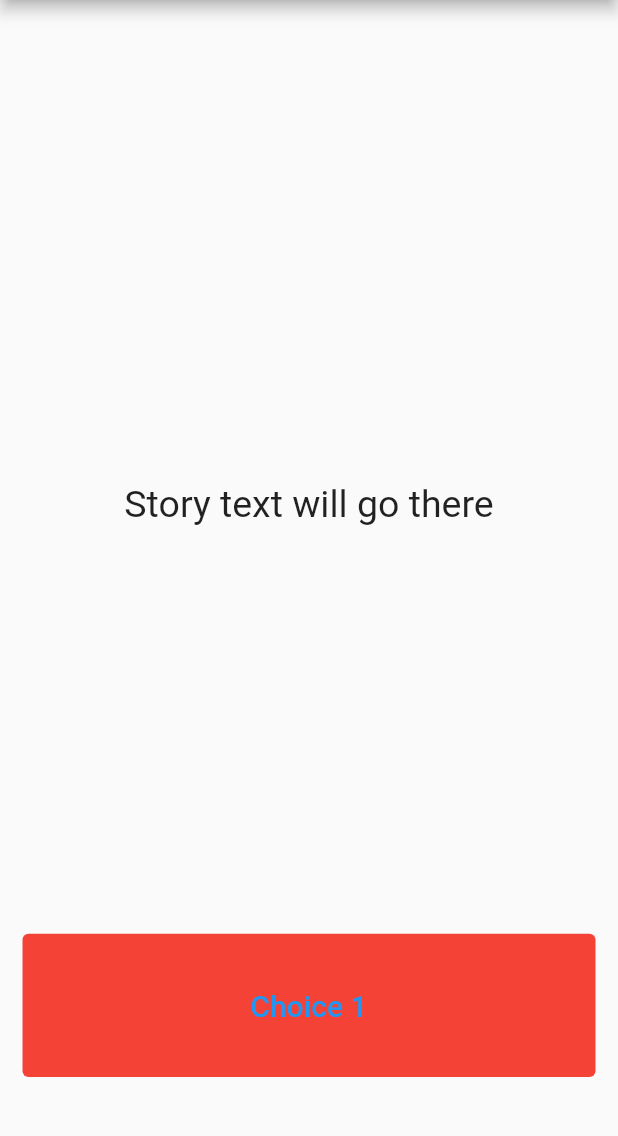
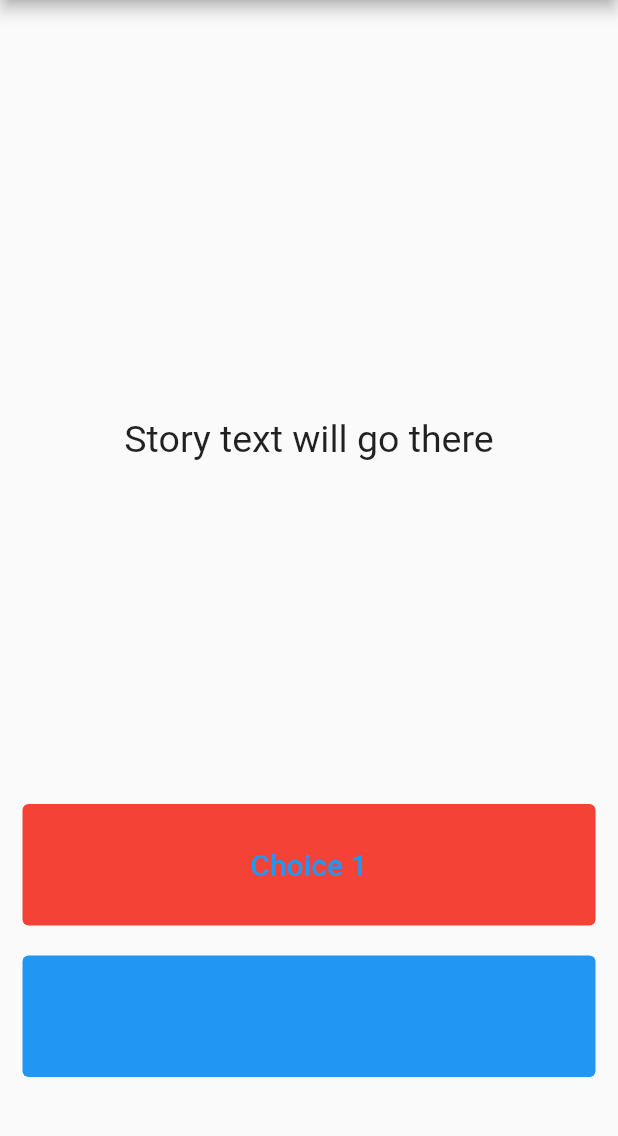
Before and after one commit to vijai-ks/Destini, a Flutter app: the screen it shows after launch, on a phone screen of 412 x 824 dp, the part 84-1220 px from its top. Run offline on Flutter 3.47's test engine with Material 2 defaults, Android fonts, the phone set to English and light mode, and no system bars.

Commit message:
feat: destini: Add choice2 button and sizedbox
Signed-off-by: vijai-ks <vijai.ksv@gmail.com>

```diff
--- a/lib/main.dart
+++ b/lib/main.dart
@@ -64,6 +64,26 @@
                   ),
                 ),
               ),
+              const SizedBox(
+                height: 20.0,
+              ),
+              Expanded(
+                flex: 2,
+                child: TextButton(
+                  onPressed: () {
+                    print(1);
+                  },
+                  style: TextButton.styleFrom(
+                    backgroundColor: Colors.blue,
+                  ),
+                  child: const Text(
+                    'Choice 2',
+                    style: TextStyle(
+                      fontSize: 20.0,
+                    ),
+                  ),
+                ),
+              ),
             ],
           ),
         ),
```
